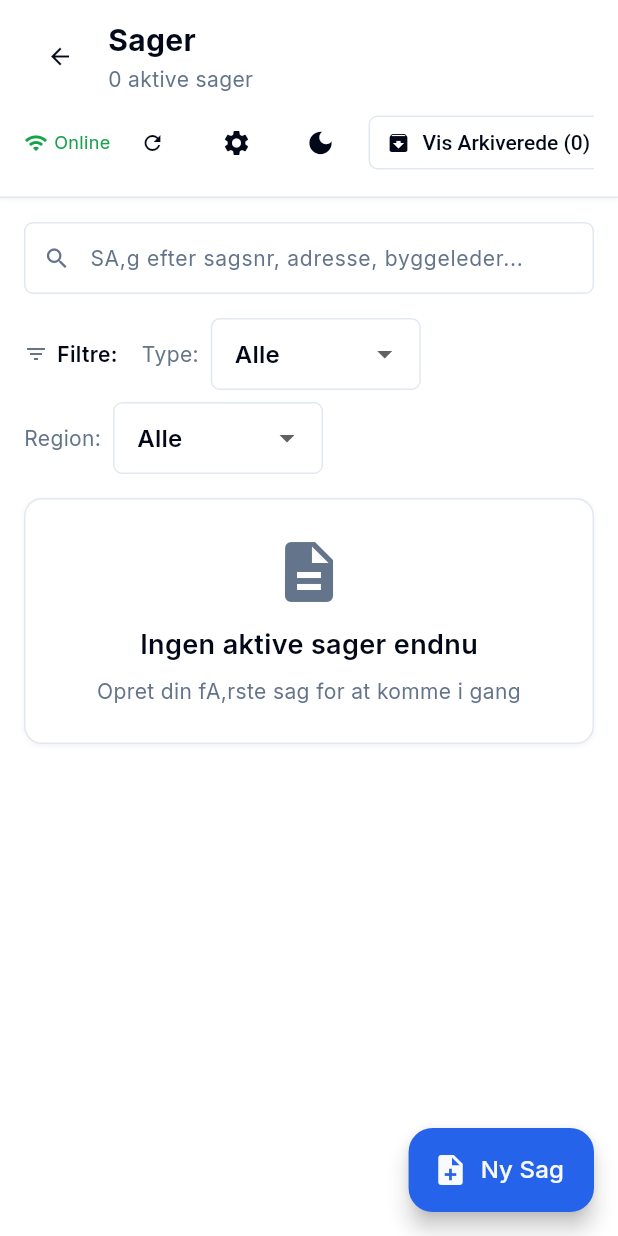
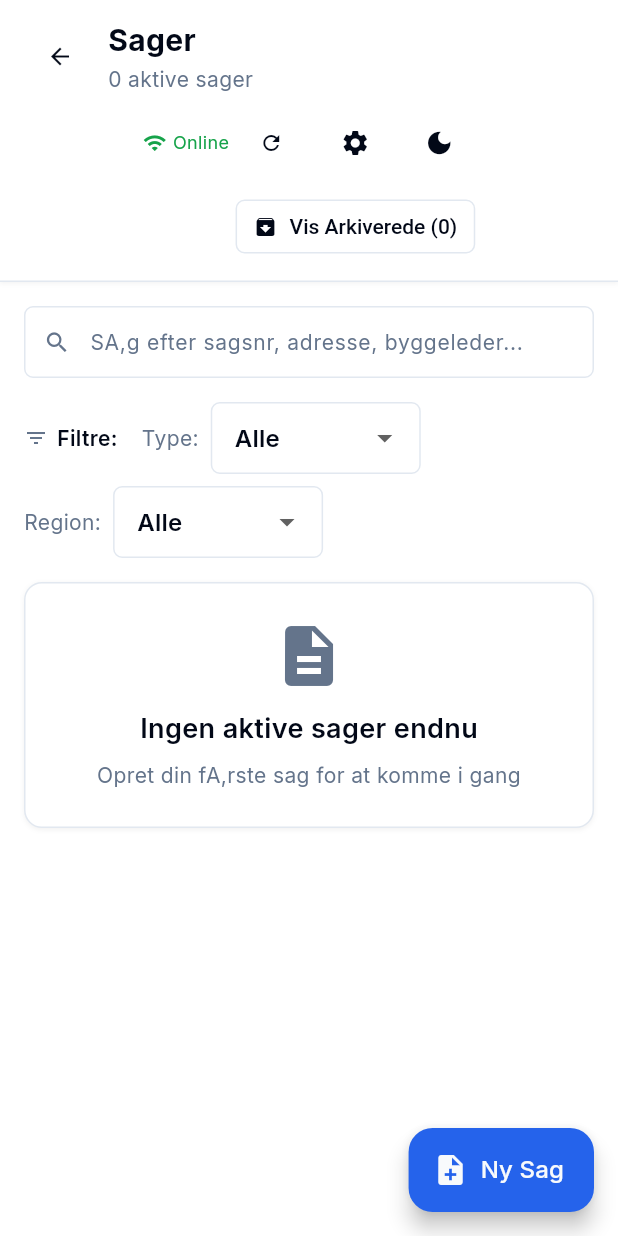
Before and after one commit to ehteshamawan1/shadcn-ui-flutter, a Flutter app: the SagerScreen screen opened directly, on a phone screen of 412 x 824 dp. Run offline on Flutter 3.47's test engine with Material 3 defaults, Android fonts, the phone set to English and light mode, and no system bars; our stand-ins replace connectivity_plus, cross_file, csv, file_picker, firebase_core, firebase_messaging and 9 more; missing offline and left inert: dart:html, universal_html; accounts and stored records are empty; generated files the repository leaves out were written again.

Commit message:
Fix Ny sag button responsiveness issue

```diff
--- a/lib/screens/sager_screen.dart
+++ b/lib/screens/sager_screen.dart
@@ -528,31 +528,24 @@ class _SagerScreenState extends State<SagerScreen> {
                 ],
               ),
               const SizedBox(height: AppSpacing.s2),
-              Align(
-                alignment: Alignment.centerRight,
-                child: SingleChildScrollView(
+              LayoutBuilder(
+                builder: (context, constraints) {
+                  final isNarrow = constraints.maxWidth < 600;
+
+                  // On narrow screens, split into two rows
+                  // Row 1: Controls (Sync, Settings, Theme, Export, Attention)
+                  // Row 2: Vis Arkiverede + Ny Sag
+                  // On wide screens, keep everything in one row
+                  if (isNarrow && !_isSelectionMode) {
+                    return Column(
+                      crossAxisAlignment: CrossAxisAlignment.end,
+                      children: [
+                        // First row: Control buttons
+                        SingleChildScrollView(
                           scrollDirection: Axis.horizontal,
                           child: Row(
-                    children: [
-                      if (_isSelectionMode) ...[
-                        SkaButton(
-                          variant: ButtonVariant.ghost,
-                          size: ButtonSize.icon,
-                          icon: Icon(
-                            _selectedSagerIds.length == _filteredSager.length ? Icons.deselect : Icons.select_all,
-                            size: 18,
-                          ),
-                          onPressed: _selectAll,
-                        ),
-                        const SizedBox(width: AppSpacing.s2),
-                        SkaButton(
-                          variant: ButtonVariant.outline,
-                          size: ButtonSize.sm,
-                          icon: const Icon(Icons.send, size: 16),
-                          text: 'Eksporter',
-                          onPressed: _exportSelectedToEconomic,
-                        ),
-                      ] else ...[
+                            mainAxisSize: MainAxisSize.min,
+                            children: [
                               _buildSyncStatus(),
                               const SizedBox(width: AppSpacing.s2),
                               if (isAdmin && _attentionCount > 0) ...[
@@ -571,6 +564,84 @@ class _SagerScreenState extends State<SagerScreen> {
                                   onPressed: _showExportMenu,
                                 ),
                               ],
+                            ],
+                          ),
+                        ),
+                        const SizedBox(height: AppSpacing.s2),
+                        // Second row: Archive toggle + Ny Sag
+                        SingleChildScrollView(
+                          scrollDirection: Axis.horizontal,
+                          child: Row(
+                            mainAxisSize: MainAxisSize.min,
+                            children: [
+                              SkaButton(
+                                variant: _showArchived ? ButtonVariant.primary : ButtonVariant.outline,
+                                size: ButtonSize.sm,
+                                icon: Icon(_showArchived ? Icons.unarchive : Icons.archive, size: 16),
+                                text: _showArchived
+                                    ? 'Vis Aktive ($activeCount)'
+                                    : 'Vis Arkiverede ($archivedCount)',
+                                onPressed: _toggleArchiveFilter,
+                              ),
+                              if (canCreateSager && !_showArchived) ...[
+                                const SizedBox(width: AppSpacing.s2),
+                                SkaButton(
+                                  icon: const Icon(Icons.add, size: 16),
+                                  text: 'Ny Sag',
+                                  onPressed: () => Navigator.pushNamed(context, '/sager/ny'),
+                                ),
+                              ],
+                            ],
+                          ),
+                        ),
+                      ],
+                    );
+                  }
+
+                  // Wide screens or selection mode: Single row
+                  return Align(
+                    alignment: Alignment.centerRight,
+                    child: SingleChildScrollView(
+                      scrollDirection: Axis.horizontal,
+                      child: Row(
+                        children: [
+                          if (_isSelectionMode) ...[
+                            SkaButton(
+                              variant: ButtonVariant.ghost,
+                              size: ButtonSize.icon,
+                              icon: Icon(
+                                _selectedSagerIds.length == _filteredSager.length ? Icons.deselect : Icons.select_all,
+                                size: 18,
+                              ),
+                              onPressed: _selectAll,
+                            ),
+                            const SizedBox(width: AppSpacing.s2),
+                            SkaButton(
+                              variant: ButtonVariant.outline,
+                              size: ButtonSize.sm,
+                              icon: const Icon(Icons.send, size: 16),
+                              text: 'Eksporter',
+                              onPressed: _exportSelectedToEconomic,
+                            ),
+                          ] else ...[
+                            _buildSyncStatus(),
+                            const SizedBox(width: AppSpacing.s2),
+                            if (isAdmin && _attentionCount > 0) ...[
+                              _buildAttentionFilterButton(),
+                              const SizedBox(width: AppSpacing.s2),
+                            ],
+                            const SettingsDropdown(),
+                            const SizedBox(width: AppSpacing.s2),
+                            const ThemeToggle(),
+                            if (isAdmin) ...[
+                              const SizedBox(width: AppSpacing.s2),
+                              SkaButton(
+                                variant: ButtonVariant.ghost,
+                                size: ButtonSize.icon,
+                                icon: const Icon(Icons.download, size: 18),
+                                onPressed: _showExportMenu,
+                              ),
+                            ],
                             const SizedBox(width: AppSpacing.s2),
                             SkaButton(
                               variant: _showArchived ? ButtonVariant.primary : ButtonVariant.outline,
@@ -593,6 +664,8 @@ class _SagerScreenState extends State<SagerScreen> {
                         ],
                       ),
                     ),
+                  );
+                },
               ),
             ],
           ),
```
Lines whose indentation alone changed are shown as unchanged.
